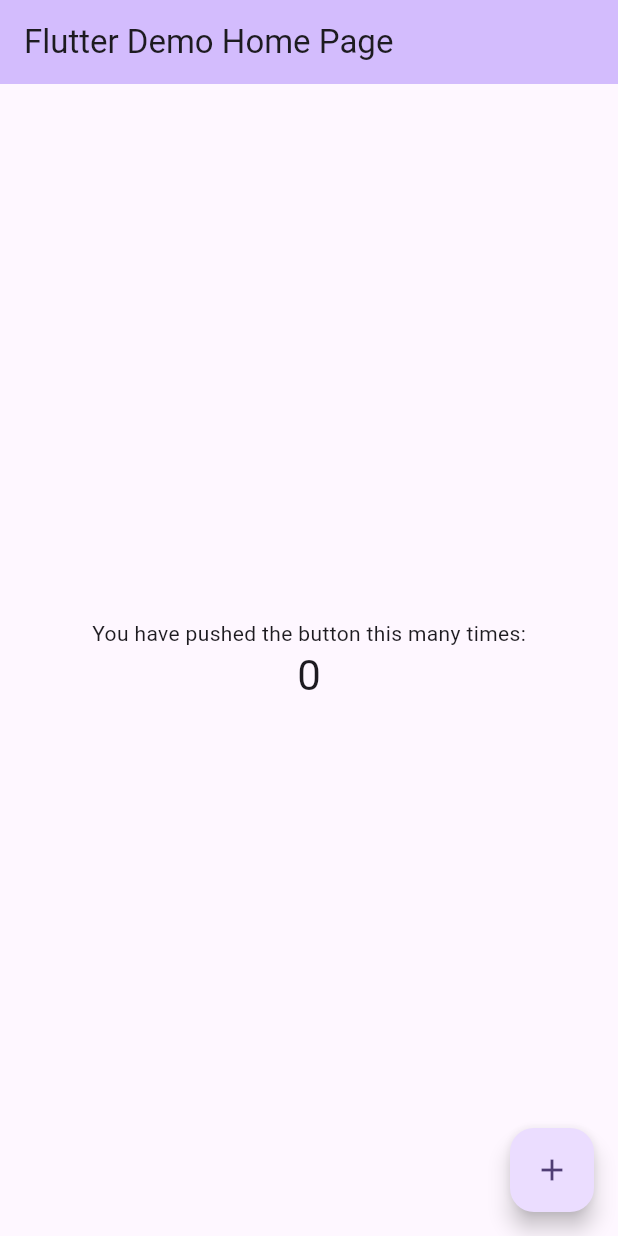
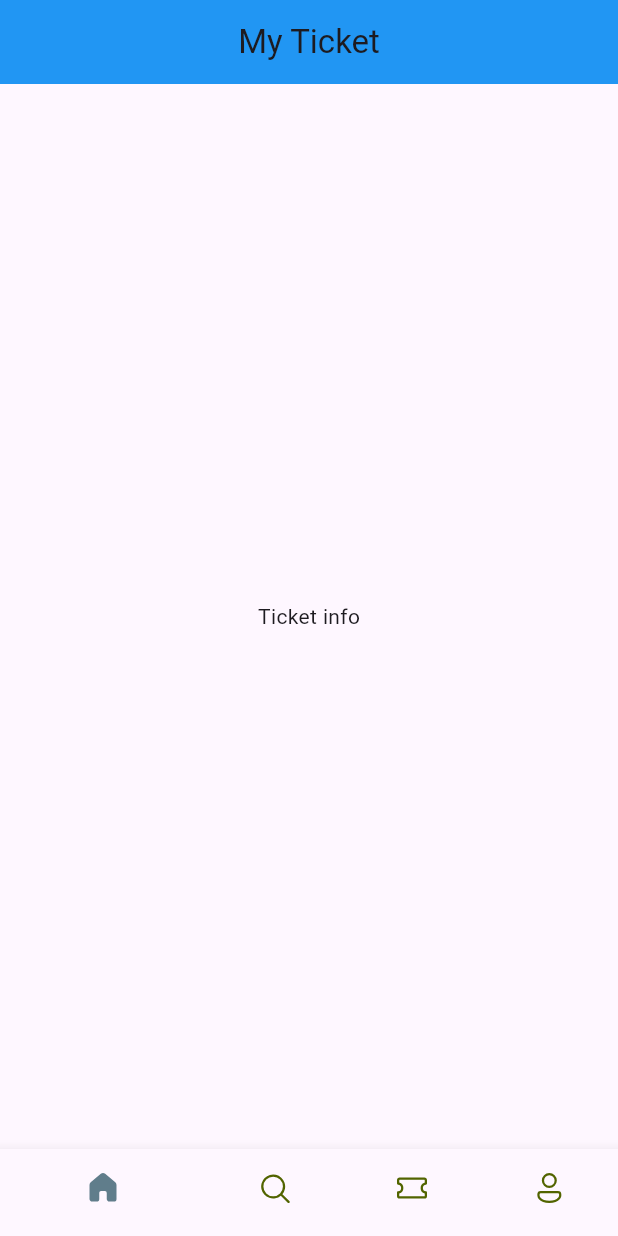
Before and after one commit to malise5/ticket_app, a Flutter app: the screen it shows after launch, on a phone screen of 412 x 824 dp. Run offline on Flutter 3.47's test engine with Material 3 defaults, Android fonts, the phone set to English and light mode, and no system bars; our stand-ins replace fluentui_icons.

Commit message:
-added Bottom Navigation bar -added naviagation icons -updated pub packages

```diff
--- /dev/null
+++ b/lib/base/bottom_nav_bar.dart
@@ -0,0 +1,42 @@
+import 'package:fluentui_icons/fluentui_icons.dart';
+import 'package:flutter/material.dart';
+
+class BottomNavBar extends StatefulWidget {
+  const BottomNavBar({super.key});
+
+  @override
+  State<BottomNavBar> createState() => _BottomNavBarState();
+}
+
+class _BottomNavBarState extends State<BottomNavBar> {
+  @override
+  Widget build(BuildContext context) {
+    return Scaffold(
+      appBar: AppBar(
+        backgroundColor: Colors.blue,
+        centerTitle: true,
+        title: const Text('My Ticket'),
+      ),
+      body: const Center(child: Text("Ticket info")),
+      bottomNavigationBar: BottomNavigationBar(
+        selectedItemColor: Colors.blueGrey,
+        unselectedItemColor: const Color(0xFF526400),
+        showSelectedLabels: false,
+        items: const [
+          BottomNavigationBarItem(icon: Icon(FluentSystemIcons.ic_fluent_home_regular),
+          activeIcon: Icon(FluentSystemIcons.ic_fluent_home_filled),
+          label: 'Home',),
+          BottomNavigationBarItem(icon: Icon(FluentSystemIcons.ic_fluent_search_regular),
+          activeIcon: Icon(FluentSystemIcons.ic_fluent_search_filled),
+          label: 'Search',),
+          BottomNavigationBarItem(icon: Icon(FluentSystemIcons.ic_fluent_ticket_regular),
+          activeIcon: Icon(FluentSystemIcons.ic_fluent_ticket_filled),
+          label: 'Tickets',),
+          BottomNavigationBarItem(icon: Icon(FluentSystemIcons.ic_fluent_person_regular),
+          activeIcon: Icon(FluentSystemIcons.ic_fluent_person_filled),
+          label: 'Profile',),
+        ],
+      ),
+    );
+  }
+}
--- a/lib/main.dart
+++ b/lib/main.dart
@@ -1,125 +1,20 @@
 import 'package:flutter/material.dart';
+import 'package:ticket_app/base/bottom_nav_bar.dart';
 
 void main() {
+
   runApp(const MyApp());
 }
 
 class MyApp extends StatelessWidget {
   const MyApp({super.key});
 
-  // This widget is the root of your application.
   @override
   Widget build(BuildContext context) {
     return MaterialApp(
       title: 'Flutter Demo',
-      theme: ThemeData(
-        // This is the theme of your application.
-        //
-        // TRY THIS: Try running your application with "flutter run". You'll see
-        // the application has a purple toolbar. Then, without quitting the app,
-        // try changing the seedColor in the colorScheme below to Colors.green
-        // and then invoke "hot reload" (save your changes or press the "hot
-        // reload" button in a Flutter-supported IDE, or press "r" if you used
-        // the command line to start the app).
-        //
-        // Notice that the counter didn't reset back to zero; the application
-        // state is not lost during the reload. To reset the state, use hot
-        // restart instead.
-        //
-        // This works for code too, not just values: Most code changes can be
-        // tested with just a hot reload.
-        colorScheme: ColorScheme.fromSeed(seedColor: Colors.deepPurple),
-        useMaterial3: true,
-      ),
-      home: const MyHomePage(title: 'Flutter Demo Home Page'),
+      theme: ThemeData(),
+      home: const BottomNavBar(),
     );
   }
 }
-
-class MyHomePage extends StatefulWidget {
-  const MyHomePage({super.key, required this.title});
-
-  // This widget is the home page of your application. It is stateful, meaning
-  // that it has a State object (defined below) that contains fields that affect
-  // how it looks.
-
-  // This class is the configuration for the state. It holds the values (in this
-  // case the title) provided by the parent (in this case the App widget) and
-  // used by the build method of the State. Fields in a Widget subclass are
-  // always marked "final".
-
-  final String title;
-
-  @override
-  State<MyHomePage> createState() => _MyHomePageState();
-}
-
-class _MyHomePageState extends State<MyHomePage> {
-  int _counter = 0;
-
-  void _incrementCounter() {
-    setState(() {
-      // This call to setState tells the Flutter framework that something has
-      // changed in this State, which causes it to rerun the build method below
-      // so that the display can reflect the updated values. If we changed
-      // _counter without calling setState(), then the build method would not be
-      // called again, and so nothing would appear to happen.
-      _counter++;
-    });
-  }
-
-  @override
-  Widget build(BuildContext context) {
-    // This method is rerun every time setState is called, for instance as done
-    // by the _incrementCounter method above.
-    //
-    // The Flutter framework has been optimized to make rerunning build methods
-    // fast, so that you can just rebuild anything that needs updating rather
-    // than having to individually change instances of widgets.
-    return Scaffold(
-      appBar: AppBar(
-        // TRY THIS: Try changing the color here to a specific color (to
-        // Colors.amber, perhaps?) and trigger a hot reload to see the AppBar
-        // change color while the other colors stay the same.
-        backgroundColor: Theme.of(context).colorScheme.inversePrimary,
-        // Here we take the value from the MyHomePage object that was created by
-        // the App.build method, and use it to set our appbar title.
-        title: Text(widget.title),
-      ),
-      body: Center(
-        // Center is a layout widget. It takes a single child and positions it
-        // in the middle of the parent.
-        child: Column(
-          // Column is also a layout widget. It takes a list of children and
-          // arranges them vertically. By default, it sizes itself to fit its
-          // children horizontally, and tries to be as tall as its parent.
-          //
-          // Column has various properties to control how it sizes itself and
-          // how it positions its children. Here we use mainAxisAlignment to
-          // center the children vertically; the main axis here is the vertical
-          // axis because Columns are vertical (the cross axis would be
-          // horizontal).
-          //
-          // TRY THIS: Invoke "debug painting" (choose the "Toggle Debug Paint"
-          // action in the IDE, or press "p" in the console), to see the
-          // wireframe for each widget.
-          mainAxisAlignment: MainAxisAlignment.center,
-          children: <Widget>[
-            const Text(
-              'You have pushed the button this many times:',
-            ),
-            Text(
-              '$_counter',
-              style: Theme.of(context).textTheme.headlineMedium,
-            ),
-          ],
-        ),
-      ),
-      floatingActionButton: FloatingActionButton(
-        onPressed: _incrementCounter,
-        tooltip: 'Increment',
-        child: const Icon(Icons.add),
-      ), // This trailing comma makes auto-formatting nicer for build methods.
-    );
-  }
-}
--- a/pubspec.yaml
+++ b/pubspec.yaml
@@ -35,6 +35,7 @@ dependencies:
   # The following adds the Cupertino Icons font to your application.
   # Use with the CupertinoIcons class for iOS style icons.
   cupertino_icons: ^1.0.6
+  fluentui_icons: ^1.0.0
 
 dev_dependencies:
   flutter_test:
```
Also changed, not shown: pubspec.lock.
